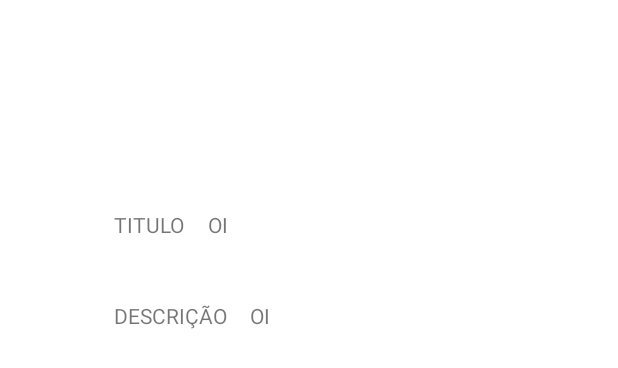
After one commit to Jean-Lima/myFirstProject, an Android app: the layout activity_my_post.xml on its own in the app's theme, with its tools: preview values and no code run, on a phone screen of 412 x 824 dp. The commit adds this screen. Shown: the top 368 px of the screen. Run offline under Robolectric (Android 15) with nearby library versions, the phone set to English and light mode, and no system bars.

Commit message:
adicionado click na lista para visualizar descrição do item

```diff
--- a/app/src/main/AndroidManifest.xml
+++ b/app/src/main/AndroidManifest.xml
@@ -2,7 +2,7 @@
 <manifest xmlns:android="http://schemas.android.com/apk/res/android"
     package="com.example.aula">
 
-    <uses-permission android:name="android.permission.INTERNET"/>
+    <uses-permission android:name="android.permission.INTERNET" />
 
     <application
         android:allowBackup="true"
@@ -11,9 +11,10 @@
         android:roundIcon="@mipmap/ic_launcher_round"
         android:supportsRtl="true"
         android:theme="@style/AppTheme">
+        <activity android:name=".MyPostActivity"></activity>
         <activity
             android:name=".SendActivity"
-            android:parentActivityName=".HomeActivity"/>
+            android:parentActivityName=".HomeActivity" />
         <activity
             android:name=".RegisterActivity"
             android:parentActivityName=".MainActivity" />
--- a/app/src/main/java/com/example/aula/PostModel.kt
+++ b/app/src/main/java/com/example/aula/PostModel.kt
@@ -1,6 +1,7 @@
 package com.example.aula
 
 import com.google.gson.annotations.SerializedName
+import java.io.Serializable
 
 class PostModel(
     @SerializedName("userId")
@@ -16,4 +17,4 @@ class PostModel(
     var body: String? = null
 
 
-)
+):Serializable
--- /dev/null
+++ b/app/src/main/res/layout/activity_my_post.xml
@@ -0,0 +1,47 @@
+<?xml version="1.0" encoding="utf-8"?>
+<androidx.constraintlayout.widget.ConstraintLayout xmlns:android="http://schemas.android.com/apk/res/android"
+    xmlns:app="http://schemas.android.com/apk/res-auto"
+    xmlns:tools="http://schemas.android.com/tools"
+    android:layout_width="match_parent"
+    android:layout_height="match_parent"
+    tools:context=".MyPostActivity">
+
+    <TextView
+        android:id="@+id/textView8"
+        android:layout_width="wrap_content"
+        android:layout_height="wrap_content"
+        android:layout_marginStart="76dp"
+        android:layout_marginTop="140dp"
+        android:text="TITULO"
+        app:layout_constraintStart_toStartOf="parent"
+        app:layout_constraintTop_toTopOf="parent" />
+
+    <TextView
+        android:id="@+id/myTitle"
+        android:layout_width="wrap_content"
+        android:layout_height="wrap_content"
+        android:layout_marginStart="15dp"
+        android:layout_marginTop="140dp"
+        android:text="OI"
+        app:layout_constraintStart_toEndOf="@+id/textView8"
+        app:layout_constraintTop_toTopOf="parent" />
+
+    <TextView
+        android:id="@+id/textView10"
+        android:layout_width="wrap_content"
+        android:layout_height="wrap_content"
+        android:layout_marginStart="76dp"
+        android:layout_marginTop="41dp"
+        android:text="DESCRIÇÃO"
+        app:layout_constraintStart_toStartOf="parent"
+        app:layout_constraintTop_toBottomOf="@+id/textView8" />
+
+    <TextView
+        android:id="@+id/myDescription"
+        android:layout_width="wrap_content"
+        android:layout_height="wrap_content"
+        android:layout_marginStart="15dp"
+        android:text="OI"
+        app:layout_constraintStart_toEndOf="@+id/textView10"
+        app:layout_constraintTop_toTopOf="@+id/textView10" />
+</androidx.constraintlayout.widget.ConstraintLayout>
```
Also changed, not shown: app/src/main/java/com/example/aula/MyPostActivity.kt (added, +22 -0 lines), app/src/main/java/com/example/aula/SendActivity.kt (+38 -5 lines), app/src/main/java/com/example/aula/SendAdapter.kt (+6 -1 lines), app/src/main/res/drawable/add.xml (added, +9 -0 lines), app/src/main/res/layout/activity_send.xml (+14 -0 lines), app/src/main/res/layout/adapter_compras.xml (+11 -14 lines).
